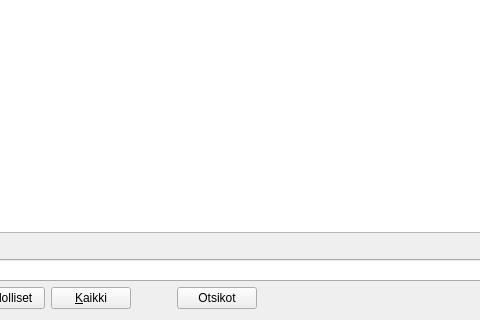
First picture: the form in kitsas/db/tilinvalintadialogi.ui, repository artoh/kitupiikki, before the edit; both pictures show x 132 to 612 and y 207 to 527 of the 1058 by 527 pixel window.
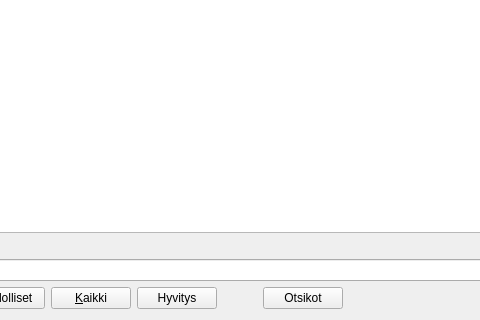
Second picture: the form after the edit. Icons and pictures are not drawn.

Patch:
```diff
--- a/kitsas/db/tilinvalintadialogi.ui
+++ b/kitsas/db/tilinvalintadialogi.ui
@@ -101,6 +101,20 @@
        </property>
       </widget>
      </item>
+     <item>
+      <widget class="QPushButton" name="hyvitysNappi">
+       <property name="text">
+        <string>Hyvitys</string>
+       </property>
+       <property name="icon">
+        <iconset resource="../pic/pic.qrc">
+         <normaloff>:/pic/edit-undo.png</normaloff>:/pic/edit-undo.png</iconset>
+       </property>
+       <property name="checkable">
+        <bool>true</bool>
+       </property>
+      </widget>
+     </item>
      <item>
       <spacer name="horizontalSpacer_2">
        <property name="orientation">
```
